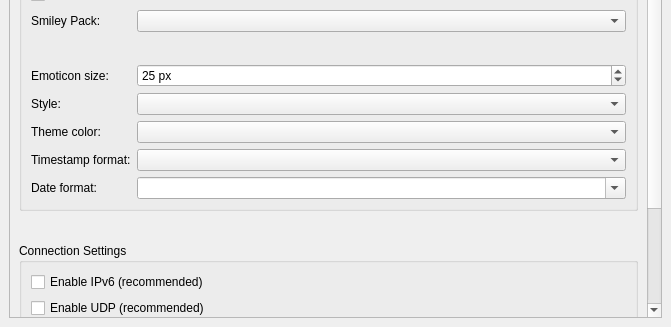
Qt form src/widget/form/settings/generalsettings.ui (qTox/qTox) before a commit; both pictures show x 0 to 671 and y 771 to 1098 of the 671 by 1098 pixel window.
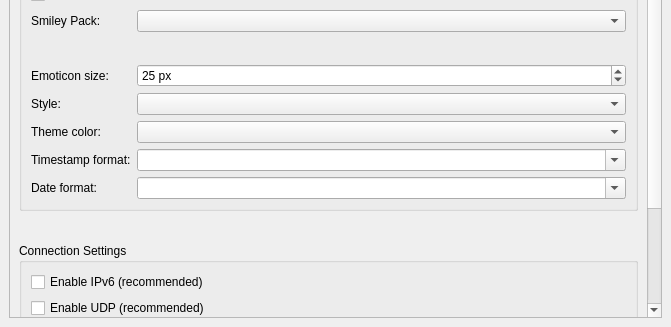
The same form after that commit. Custom widgets are drawn as their Qt base class.

Commit message: Make timestamp editable and no-intert, same as date format

Diff of the .ui file:
```diff
--- a/src/widget/form/settings/generalsettings.ui
+++ b/src/widget/form/settings/generalsettings.ui
@@ -29,9 +29,9 @@
       <property name="geometry">
        <rect>
         <x>0</x>
-        <y>0</y>
-        <width>631</width>
-        <height>1141</height>
+        <y>-301</y>
+        <width>637</width>
+        <height>1379</height>
        </rect>
       </property>
       <layout class="QVBoxLayout" name="verticalLayout_4" stretch="0,0,0,1">
@@ -642,6 +642,12 @@
                 <verstretch>0</verstretch>
                </sizepolicy>
               </property>
+              <property name="editable">
+               <bool>true</bool>
+              </property>
+              <property name="insertPolicy">
+               <enum>QComboBox::NoInsert</enum>
+              </property>
              </widget>
             </item>
             <item row="6" column="0">
```
Left out of the diff: 17 changed lines with no effect on the pictures. The commit also changes 1 other file.
